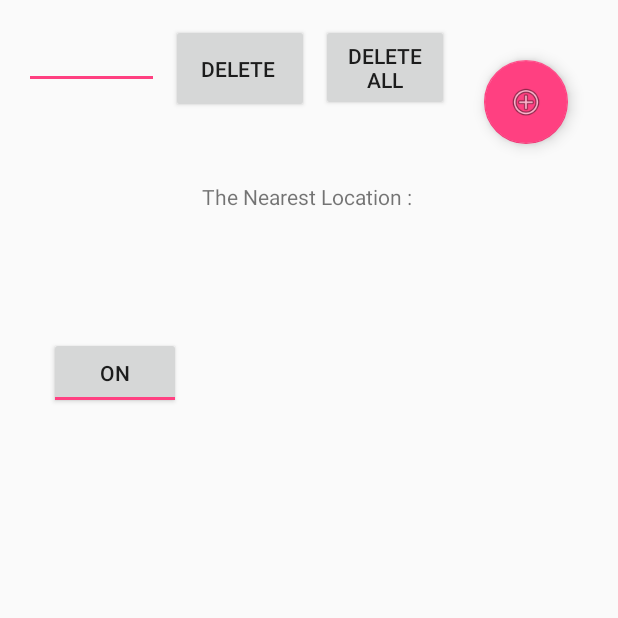
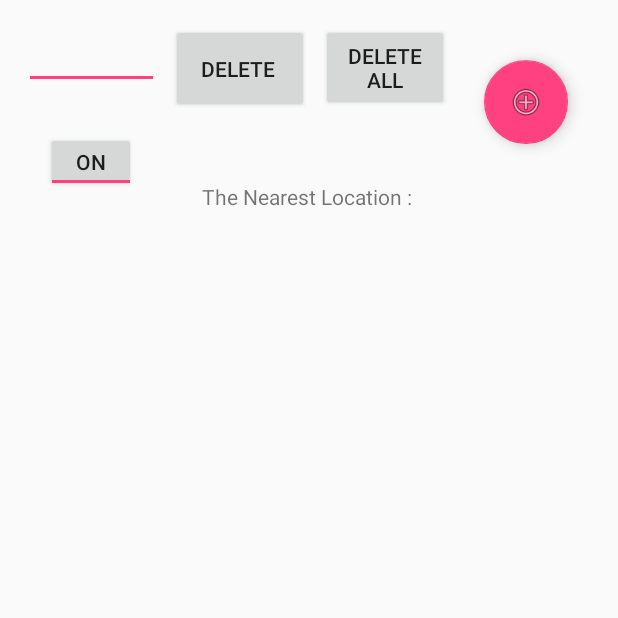
Before and after one commit to mesh3l-966/LocationAlarm2, an Android app: the screen it shows after launch (MainActivity), on a phone screen of 412 x 824 dp, the top half of it. Run offline under Robolectric (Android 15) with nearby library versions, the phone set to English and light mode, and no system bars.

Commit message:
final code

```diff
--- a/app/src/main/res/layout/activity_main.xml
+++ b/app/src/main/res/layout/activity_main.xml
@@ -74,15 +74,17 @@
 
     <TextView
         android:id="@+id/textView4"
-        android:layout_width="117dp"
-        android:layout_height="34dp"
+        android:layout_width="325dp"
+        android:layout_height="30dp"
         android:layout_marginBottom="12dp"
         android:layout_marginEnd="8dp"
         android:layout_marginStart="8dp"
         app:layout_constraintBottom_toTopOf="@+id/android:list"
         app:layout_constraintEnd_toEndOf="parent"
         app:layout_constraintHorizontal_bias="0.501"
-        app:layout_constraintStart_toStartOf="parent" />
+        app:layout_constraintStart_toStartOf="parent"
+        android:textAlignment="center"/>
+
 
     <TextView
         android:id="@+id/textView5"
@@ -108,19 +110,21 @@
 
     <ToggleButton
         android:id="@+id/toggleButton"
-        android:layout_width="wrap_content"
-        android:layout_height="wrap_content"
+        android:layout_width="60dp"
+        android:layout_height="40dp"
         android:layout_marginBottom="8dp"
         android:layout_marginEnd="8dp"
+        android:layout_marginRight="8dp"
         android:layout_marginStart="24dp"
+        android:layout_marginLeft="24dp"
         android:layout_marginTop="88dp"
         android:checked="true"
         android:text="ToggleButton"
         app:layout_constraintBottom_toTopOf="@+id/android:list"
         app:layout_constraintEnd_toEndOf="parent"
-        app:layout_constraintHorizontal_bias="0.03"
+        app:layout_constraintHorizontal_bias="0.02"
         app:layout_constraintStart_toStartOf="parent"
         app:layout_constraintTop_toTopOf="parent"
-        app:layout_constraintVertical_bias="0.428" />
+        app:layout_constraintVertical_bias="0.0" />
 
 </android.support.constraint.ConstraintLayout>
```
Also changed, not shown: app/src/main/java/com/example/asus_pc/locationalarm2/AddAlarm.java (+30 -69 lines), app/src/main/java/com/example/asus_pc/locationalarm2/EditAlarm.java (+25 -36 lines), app/src/main/java/com/example/asus_pc/locationalarm2/MainActivity.java (+23 -35 lines), app/src/main/java/com/example/asus_pc/locationalarm2/MapsActivity.java (+8 -28 lines), app/src/main/java/com/example/asus_pc/locationalarm2/dbhelper.java (+0 -12 lines), app/src/main/res/layout/activity_edit_alarm.xml (+9 -0 lines).
